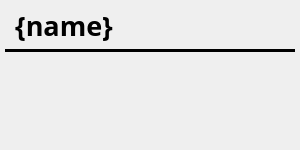
First picture: the form in typhon/ui/embedded_screen.ui, repository pcdshub/typhos, before the edit.
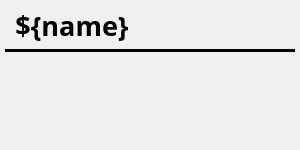
Second picture: the form after the edit. Custom widgets are drawn as their Qt base class.

Commit message: FIX: Make title a proper macro

```diff
--- a/typhon/ui/embedded_screen.ui
+++ b/typhon/ui/embedded_screen.ui
@@ -97,7 +97,7 @@
         </font>
        </property>
        <property name="text">
-        <string>{name}</string>
+        <string>${name}</string>
        </property>
        <property name="scaledContents">
         <bool>false</bool>
```
